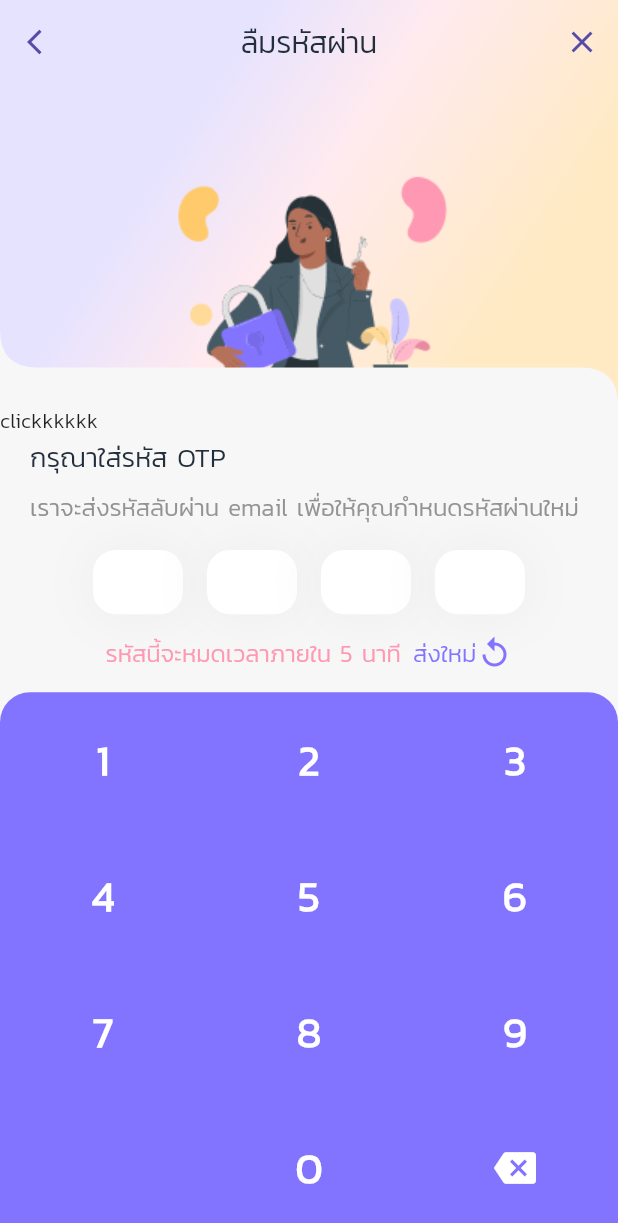
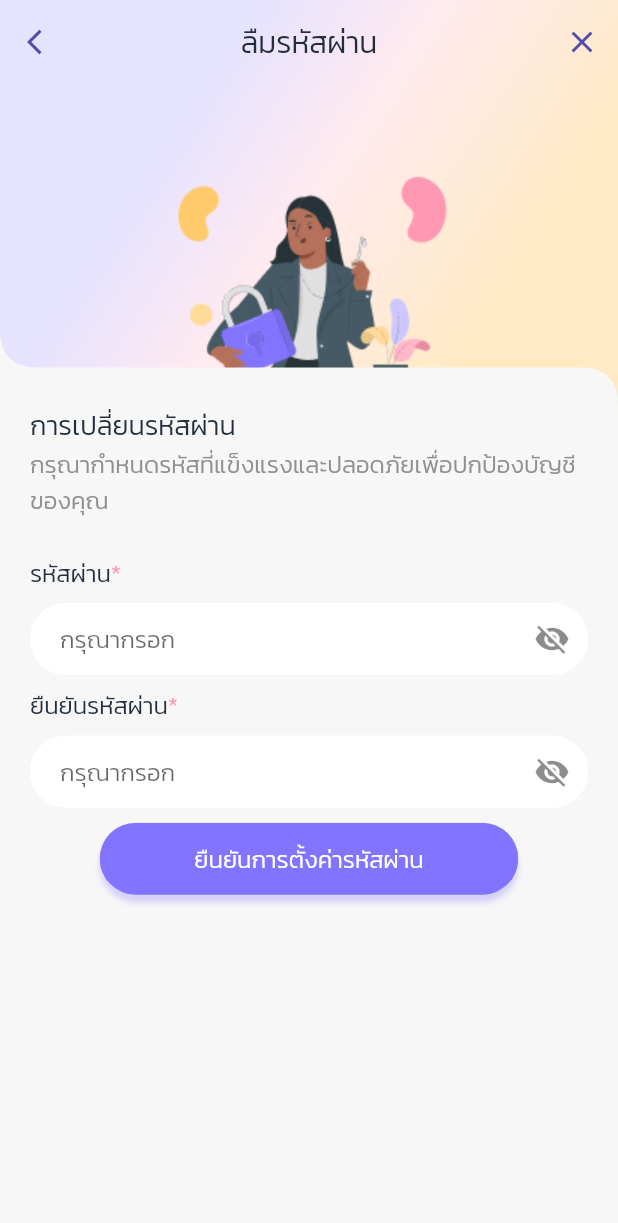
Before and after one commit to yuzuinthewinter/Jassy_Mobile_Application, a Flutter app: the EmailOTP screen opened directly, after a tap on "clickkkkkk", on a phone screen of 412 x 824 dp. Shown: the top 1223 px of the screen. Run offline on Flutter 3.47's test engine with Material 2 defaults, Android fonts, the phone set to English and light mode, and no system bars; our stand-ins replace country_code_picker, flutter_svg, google_fonts.

Commit message:
add crack navigation

```diff
--- a/frontend/lib/screens/forgot_password/email/component/email_otp_body.dart
+++ b/frontend/lib/screens/forgot_password/email/component/email_otp_body.dart
@@ -3,6 +3,7 @@ import 'package:flutter_application_1/component/curved_widget.dart';
 import 'package:flutter_application_1/component/header_style/header_style1.dart';
 import 'package:flutter_application_1/component/numeric_numpad.dart';
 import 'package:flutter_application_1/component/text/header_text.dart';
+import 'package:flutter_application_1/screens/forgot_password/change_password.dart';
 import 'package:flutter_application_1/screens/register/create_password.dart';
 import 'package:flutter_application_1/theme/index.dart';
 
@@ -23,7 +24,15 @@ class _BodyState extends State<Body> {
         const CurvedWidget(
             child: HeaderStyle1(),
         ),
-        InkWell(onTap: (){}, child: Text("clickkkkkk"),),
+        InkWell(
+          onTap: (){
+            Navigator.push(
+            context,
+            MaterialPageRoute(builder: (context) => const ChangePasswordPage()),
+            );
+          },
+          child: Text("clickkkkkk"),
+        ),
         const HeaderText(text: "กรุณาใส่รหัส OTP",),
         SizedBox(height: size.height * 0.01,),
         Container(
```
